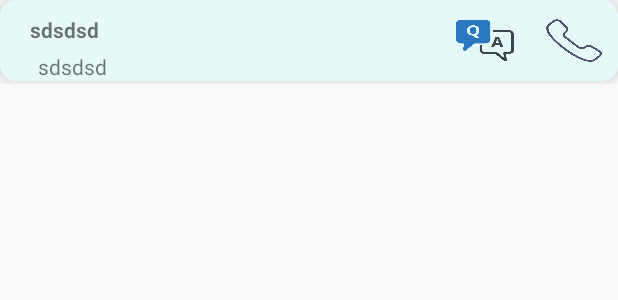
After one commit to egitimNY/OZKVeterinaryAdmin, an Android app: the layout sorular_item_layout.xml on its own in the app's theme, with its tools: preview values and no code run, on a phone screen of 412 x 824 dp. The commit adds this screen. Shown: the top 300 px of the screen. Run offline under Robolectric (Android 15) with nearby library versions, the phone set to English and light mode, and no system bars.

Commit message:
Displaying Listed Questions with Recylerview

```diff
--- a/app/src/main/java/tech/halitpractice/OZKVeterinaryAdmin/RestApi/ManagerAll.java
+++ b/app/src/main/java/tech/halitpractice/OZKVeterinaryAdmin/RestApi/ManagerAll.java
@@ -8,6 +8,7 @@ import tech.halitpractice.OZKVeterinaryAdmin.Models.KampanyaEkleModel;
 import tech.halitpractice.OZKVeterinaryAdmin.Models.KampanyaModel;
 import tech.halitpractice.OZKVeterinaryAdmin.Models.KampanyaSilModel;
 import tech.halitpractice.OZKVeterinaryAdmin.Models.PetAsiTakipModel;
+import tech.halitpractice.OZKVeterinaryAdmin.Models.SoruModel;
 
 public class ManagerAll extends BaseManager{
 
@@ -48,4 +49,9 @@ public class ManagerAll extends BaseManager{
         return  x ;
     }
 
+    public Call<List<SoruModel>> getSoru() {
+        Call<List<SoruModel>> x = getRestApi().getSoru();
+        return  x ;
+    }
+
 }
--- a/app/src/main/java/tech/halitpractice/OZKVeterinaryAdmin/RestApi/RestApi.java
+++ b/app/src/main/java/tech/halitpractice/OZKVeterinaryAdmin/RestApi/RestApi.java
@@ -12,6 +12,7 @@ import tech.halitpractice.OZKVeterinaryAdmin.Models.KampanyaEkleModel;
 import tech.halitpractice.OZKVeterinaryAdmin.Models.KampanyaModel;
 import tech.halitpractice.OZKVeterinaryAdmin.Models.KampanyaSilModel;
 import tech.halitpractice.OZKVeterinaryAdmin.Models.PetAsiTakipModel;
+import tech.halitpractice.OZKVeterinaryAdmin.Models.SoruModel;
 
 public interface RestApi {
 
@@ -38,5 +39,7 @@ public interface RestApi {
     @POST("/veteriner/veterinerAdminAsiIptal.php")
     Call<AsiOnaylaModel> asiIptal(@Field("id") String petid );
 
+    @GET("/veteriner/veterinerAdminSorular.php")
+    Call<List<SoruModel>> getSoru();
 
 }
--- a/app/src/main/res/layout/fragment_home.xml
+++ b/app/src/main/res/layout/fragment_home.xml
@@ -35,6 +35,8 @@
                     app:cardElevation="5dp">
 
                     <LinearLayout
+                        android:id="@+id/soruLayout"
+                        android:clickable="true"
                         android:layout_width="match_parent"
                         android:layout_height="match_parent"
                         android:orientation="vertical">
--- /dev/null
+++ b/app/src/main/res/layout/sorular_item_layout.xml
@@ -0,0 +1,73 @@
+<?xml version="1.0" encoding="utf-8"?>
+<LinearLayout xmlns:android="http://schemas.android.com/apk/res/android"
+    android:layout_width="match_parent"
+    android:layout_height="wrap_content"
+    xmlns:app="http://schemas.android.com/apk/res-auto"
+    android:orientation="horizontal">
+
+    <androidx.cardview.widget.CardView
+        android:id="@+id/kampanyaCardView"
+        android:clickable="true"
+        android:layout_width="match_parent"
+        android:layout_height="wrap_content"
+        app:cardBackgroundColor="#e4f9f8"
+        app:cardCornerRadius="10dp"
+        android:layout_marginBottom="2dp"
+        app:cardElevation="5dp">
+        <LinearLayout
+            android:layout_width="match_parent"
+            android:layout_height="wrap_content"
+            android:orientation="horizontal">
+
+    <LinearLayout
+        android:layout_width="0dp"
+        android:layout_height="wrap_content"
+        android:layout_weight="5"
+        android:orientation="vertical">
+
+        <TextView
+            android:id="@+id/soruKullaniciText"
+            android:layout_width="match_parent"
+            android:layout_height="wrap_content"
+            android:layout_marginLeft="20dp"
+            android:layout_marginTop="10dp"
+            android:layout_marginBottom="5dp"
+            android:text="sdsdsd"
+            android:textStyle="bold" />
+
+        <TextView
+            android:id="@+id/soruSoruText"
+            android:layout_width="match_parent"
+            android:layout_height="wrap_content"
+            android:layout_marginLeft="25dp"
+            android:text="sdsdsd" />
+    </LinearLayout>
+
+    <LinearLayout
+        android:layout_width="0dp"
+        android:layout_height="50dp"
+        android:layout_gravity="center"
+        android:layout_weight="2"
+        android:orientation="horizontal">
+
+        <ImageView
+            android:id="@+id/soruCevaplaButon"
+            android:layout_width="0dp"
+            android:layout_height="match_parent"
+            android:layout_margin="10dp"
+            android:layout_weight="1"
+            android:background="@drawable/cevaplabuton" />
+
+        <ImageView
+            android:id="@+id/soruAramaButon"
+            android:layout_width="0dp"
+            android:layout_height="match_parent"
+            android:layout_margin="10dp"
+            android:layout_weight="1"
+            android:background="@drawable/soruaramabuton" />
+
+    </LinearLayout>
+        </LinearLayout>
+    </androidx.cardview.widget.CardView>
+
+</LinearLayout>
```
Also changed, not shown: app/src/main/java/tech/halitpractice/OZKVeterinaryAdmin/Adapters/VeterinerSoruAdapter.java (added, +89 -0 lines), app/src/main/java/tech/halitpractice/OZKVeterinaryAdmin/Fragments/HomeFragment.java (+8 -1 lines), app/src/main/java/tech/halitpractice/OZKVeterinaryAdmin/Fragments/SorularFragment.java (added, +75 -0 lines), app/src/main/java/tech/halitpractice/OZKVeterinaryAdmin/Models/SoruModel.java (added, +73 -0 lines), app/src/main/res/layout/fragment_sorular.xml (added, +15 -0 lines), app/src/main/res/drawable/cevaplabuton.png (added), app/src/main/res/drawable/soruaramabuton.png (added).
